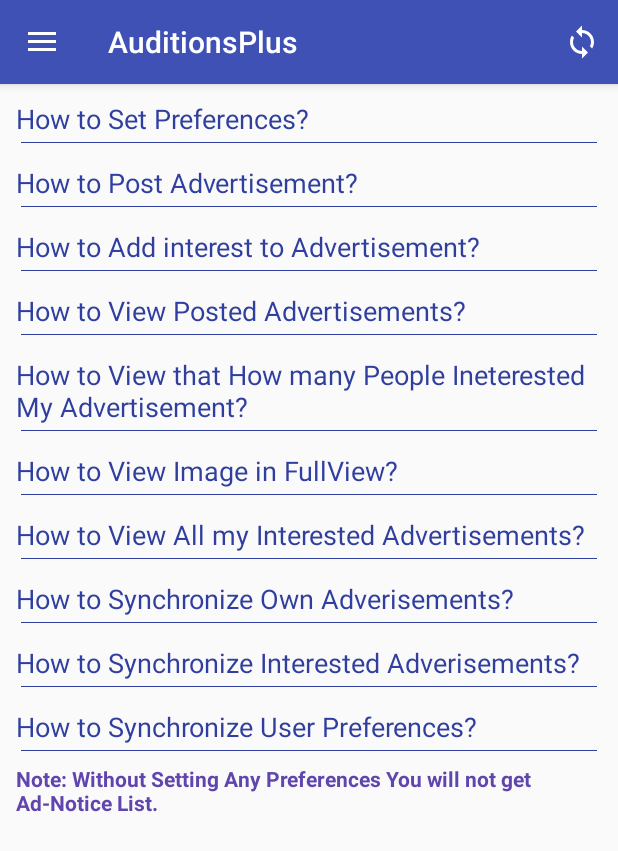
After one commit to DigywoodTechnologies/CineAuditions, an Android app: the fragment HelpFragment placed in its activity, on a phone screen of 412 x 824 dp. The commit adds this screen. Shown: the top 851 px of the screen. Run offline under Robolectric (Android 15) with nearby library versions, the phone set to English and light mode, and no system bars.

Commit message:
All Changes 2018-02-19

```diff
--- /dev/null
+++ b/app/src/main/java/com/digywood/cineauditions/Adapters/FAQAdapter.java
@@ -0,0 +1,115 @@
+package com.digywood.cineauditions.Adapters;
+
+import android.content.Context;
+import android.os.CountDownTimer;
+import android.support.v7.widget.RecyclerView;
+import android.util.Log;
+import android.view.LayoutInflater;
+import android.view.View;
+import android.view.ViewGroup;
+import android.view.animation.Animation;
+import android.widget.TextView;
+import com.digywood.cineauditions.Pojo.SingleFAQ;
+import com.digywood.cineauditions.R;
+
+import org.w3c.dom.Text;
+
+import java.util.ArrayList;
+import java.util.List;
+
+/**
+ * Created by prasa on 2018-02-19.
+ */
+
+public class FAQAdapter extends RecyclerView.Adapter<FAQAdapter.MyViewHolder>{
+
+    private List<SingleFAQ> faqList;
+    Context mycontext;
+    private Animation animationUp;
+    private Animation animationDown;
+    private final int COUNTDOWN_RUNNING_TIME = 300;
+    private ArrayList<String> chknumberList=new ArrayList<>();
+
+    public class MyViewHolder extends RecyclerView.ViewHolder {
+        public TextView tv_ques,tv_answ;
+
+        public MyViewHolder(View view) {
+            super(view);
+            tv_ques =view.findViewById(R.id.tv_question);
+            tv_answ = view.findViewById(R.id.tv_answer);
+        }
+    }
+
+
+    public FAQAdapter(List<SingleFAQ> qaList,Context c,Animation animup,Animation animdown) {
+        this.faqList = qaList;
+        this.mycontext=c;
+        this.animationUp=animup;
+        this.animationDown=animdown;
+    }
+
+
+    public void updateList(List<SingleFAQ> list){
+        faqList = list;
+        notifyDataSetChanged();
+    }
+
+    public FAQAdapter.MyViewHolder onCreateViewHolder(ViewGroup parent, int viewType) {
+        View itemView = LayoutInflater.from(parent.getContext()).inflate(R.layout.activity_faqitem, parent, false);
+        return new FAQAdapter.MyViewHolder(itemView);
+    }
+
+    @Override
+    public void onBindViewHolder(final FAQAdapter.MyViewHolder holder, final int position) {
+        final SingleFAQ singleFAQ = faqList.get(position);
+
+        try {
+            holder.tv_ques.setText(singleFAQ.getQues());
+            holder.tv_answ.setText(singleFAQ.getAnws());
+
+            holder.tv_ques.setOnClickListener(new View.OnClickListener() {
+                @Override
+                public void onClick(View v) {
+
+                    if (holder.tv_answ.isShown()) {
+                        holder.tv_answ.startAnimation(animationUp);
+
+                        CountDownTimer countDownTimerStatic = new CountDownTimer(COUNTDOWN_RUNNING_TIME,16) {
+                            @Override
+                            public void onTick(long millisUntilFinished) {
+                            }
+
+                            @Override
+                            public void onFinish() {
+                                holder.tv_answ.setVisibility(View.GONE);
+                            }
+                        };
+                        countDownTimerStatic.start();
+
+                    } else {
+                        holder.tv_answ.setVisibility(View.VISIBLE);
+                        holder.tv_answ.startAnimation(animationDown);
+
+                    }
+
+                }
+            });
+
+
+        }catch (Exception e){
+            e.printStackTrace();
+        }
+
+    }
+
+    public ArrayList<String> getNumberList() {
+        notifyDataSetChanged();
+        return chknumberList;
+
+    }
+
+    public int getItemCount() {
+        return faqList.size();
+    }
+
+}
--- /dev/null
+++ b/app/src/main/java/com/digywood/cineauditions/Fragments/HelpFragment.java
@@ -0,0 +1,156 @@
+package com.digywood.cineauditions.Fragments;
+
+import android.content.Context;
+import android.content.DialogInterface;
+import android.content.Intent;
+import android.net.Uri;
+import android.os.Bundle;
+import android.os.CountDownTimer;
+import android.support.v4.app.Fragment;
+import android.support.v7.app.AlertDialog;
+import android.support.v7.widget.DefaultItemAnimator;
+import android.support.v7.widget.LinearLayoutManager;
+import android.support.v7.widget.RecyclerView;
+import android.util.Log;
+import android.view.LayoutInflater;
+import android.view.View;
+import android.view.ViewGroup;
+import android.view.animation.Animation;
+import android.view.animation.AnimationUtils;
+import android.widget.TextView;
+
+import com.digywood.cineauditions.Adapters.CandidateAdapter;
+import com.digywood.cineauditions.Adapters.FAQAdapter;
+import com.digywood.cineauditions.DBHelper.DBHelper;
+import com.digywood.cineauditions.FullscreenActivity;
+import com.digywood.cineauditions.Pojo.SingleFAQ;
+import com.digywood.cineauditions.R;
+
+import java.util.ArrayList;
+import java.util.Arrays;
+import java.util.List;
+
+/**
+ * Created by prasa on 2018-02-19.
+ */
+
+public class HelpFragment extends Fragment{
+
+    private SettingsFragment.OnFragmentInteractionListener mListener;
+    private static final String ARG_PARAM1 = "param1";
+    private static final String ARG_PARAM2 = "param2";
+
+    private Animation animationUp;
+    private Animation animationDown;
+    private final int COUNTDOWN_RUNNING_TIME = 300;
+
+    TextView tv_q1,tv_a1;
+    FAQAdapter faqAdp;
+    ArrayList<SingleFAQ> faqList=new ArrayList<>();
+    RecyclerView rv_listoffaqs;
+
+    // TODO: Rename and change types of parameters
+    private String mParam1;
+    private String mParam2;
+
+    public HelpFragment() {
+        // Required empty public constructor
+    }
+
+    /**
+     * Use this factory method to create a new instance of
+     * this fragment using the provided parameters.
+     *
+     * @param param1 Parameter 1.
+     * @param param2 Parameter 2.
+     * @return A new instance of fragment SettingsFragment.
+     */
+    // TODO: Rename and change types and number of parameters
+    public static HelpFragment newInstance(String param1, String param2) {
+        HelpFragment fragment = new HelpFragment();
+        Bundle args = new Bundle();
+        args.putString(ARG_PARAM1, param1);
+        args.putString(ARG_PARAM2, param2);
+        fragment.setArguments(args);
+        return fragment;
+    }
+
+    @Override
+    public void onCreate(Bundle savedInstanceState) {
+        super.onCreate(savedInstanceState);
+        if (getArguments() != null) {
+            mParam1 = getArguments().getString(ARG_PARAM1);
+            mParam2 = getArguments().getString(ARG_PARAM2);
+        }
+    }
+
+    @Override
+    public View onCreateView(LayoutInflater inflater, ViewGroup container,
+                             Bundle savedInstanceState) {
+        // Inflate the layout for this fragment
+        View view = inflater.inflate(R.layout.activity_help, container, false);
+        rv_listoffaqs=view.findViewById(R.id.rv_listoffaqs);
+//        tv_a1=view.findViewById(R.id.tv_a1);
+        animationUp = AnimationUtils.loadAnimation(getActivity(),R.anim.slideup);
+        animationDown = AnimationUtils.loadAnimation(getActivity(),R.anim.slidedown);
+        String[] Ques = getResources().getStringArray(R.array.Questions);
+        String[] Answ = getResources().getStringArray(R.array.Answers);
+
+        List<String> quesList = Arrays.asList(Ques);
+        List<String> ansList = Arrays.asList(Answ);
+
+        for (int i=0;i<quesList.size();i++){
+
+            faqList.add(new SingleFAQ(quesList.get(i),ansList.get(i)));
+        }
+
+        faqAdp = new FAQAdapter(faqList,getActivity(),animationUp,animationDown);
+        final RecyclerView.LayoutManager myLayoutManager = new LinearLayoutManager(getActivity(),LinearLayoutManager.VERTICAL,false);
+        rv_listoffaqs.setLayoutManager(myLayoutManager);
+        rv_listoffaqs.setItemAnimator(new DefaultItemAnimator());
+        rv_listoffaqs.setAdapter(faqAdp);
+
+        return view;
+    }
+
+    // TODO: Rename method, update argument and hook method into UI event
+    public void onButtonPressed(Uri uri) {
+        if (mListener != null) {
+            mListener.onFragmentInteraction(uri);
+        }
+    }
+
+    @Override
+    public void onAttach(Context context) {
+        super.onAttach(context);
+        /*if (context instanceof OnFragmentInteractionListener) {
+            mListener = (OnFragmentInteractionListener) context;
+        } else {
+            throw new RuntimeException(context.toString()
+                    + " must implement OnFragmentInteractionListener");
+        }*/
+    }
+
+    @Override
+    public void onDetach() {
+        super.onDetach();
+        mListener = null;
+    }
+
+    /**
+     * This interface must be implemented by activities that contain this
+     * fragment to allow an interaction in this fragment to be communicated
+     * to the activity and potentially other fragments contained in that
+     * activity.
+     * <p>
+     * See the Android Training lesson <a href=
+     * "http://developer.android.com/training/basics/fragments/communicating.html"
+     * >Communicating with Other Fragments</a> for more information.
+     */
+    public interface OnFragmentInteractionListener {
+        // TODO: Update argument type and name
+        void onFragmentInteraction(Uri uri);
+    }
+
+
+}
--- a/app/src/main/java/com/digywood/cineauditions/LandingActivity.java
+++ b/app/src/main/java/com/digywood/cineauditions/LandingActivity.java
@@ -32,6 +32,7 @@ import com.digywood.cineauditions.AsyncTasks.AsyncCheckInternet;
 import com.digywood.cineauditions.AsyncTasks.BagroundTask;
 import com.digywood.cineauditions.AsyncTasks.DownloadFileAsync;
 import com.digywood.cineauditions.DBHelper.DBHelper;
+import com.digywood.cineauditions.Fragments.HelpFragment;
 import com.digywood.cineauditions.Fragments.InterestsFragment;
 import com.digywood.cineauditions.Fragments.ItemsFragment;
 import com.digywood.cineauditions.Fragments.ListOfAdvtsFragment;
@@ -69,12 +70,13 @@ public class LandingActivity extends AppCompatActivity {
     public static int navItemIndex = 0;
 
     // tags used to attach the fragments
-    private static final String TAG_NOTICE_LIST = "notice list";
-    private static final String TAG_POST_ADVT = "post advertisement";
-    private static final String TAG_PUBLISH = "publish";
-    private static final String TAG_LOGOUT = "logout";
-    private static final String TAG_ORDERS_DATA = "orders data";
-    private static final String TAG_SETTINGS = "settings";
+    private static final String TAG_NOTICE_LIST = "Notice List";
+    private static final String TAG_POST_ADVT = "Post Advertisement";
+    private static final String TAG_PUBLISH = "Publish";
+    private static final String TAG_LOGOUT = "Logout";
+    private static final String TAG_ORDERS_DATA = "Orders Data";
+    private static final String TAG_SETTINGS = "Settings";
+    private static final String TAG_HELP = "Help";
     public static String CURRENT_TAG = TAG_NOTICE_LIST;
 
     private Handler mHandler;
@@ -116,15 +118,15 @@ public class LandingActivity extends AppCompatActivity {
         }
 
         dbHelper = new DBHelper(this);
-        toolbar = (Toolbar) findViewById(R.id.toolbar);
+        toolbar = findViewById(R.id.toolbar);
         setSupportActionBar(toolbar);
         mHandler = new Handler();
-        drawer = (DrawerLayout)findViewById(R.id.drawer_layout);
-        navigationView = (NavigationView) findViewById(R.id.nav_view);
+        drawer = findViewById(R.id.drawer_layout);
+        navigationView = findViewById(R.id.nav_view);
         activityTitles = getResources().getStringArray(R.array.nav_item_activity_titles);
         myTypeface1 = Typeface.createFromAsset(getAssets(), "fonts/Raleway-Medium.ttf");
-        userName = (TextView)navigationView.getHeaderView(0).findViewById(R.id.nav_userName);
-        userEmail = (TextView)navigationView.getHeaderView(0).findViewById(R.id.nav_userEmail);
+        userName = navigationView.getHeaderView(0).findViewById(R.id.nav_userName);
+        userEmail = navigationView.getHeaderView(0).findViewById(R.id.nav_userEmail);
 
         user= dbHelper.getProducer(phno);
         if(user!=null){
@@ -241,6 +243,9 @@ public class LandingActivity extends AppCompatActivity {
             case 4:
                 SettingsFragment settingsFragment = new SettingsFragment();
                 return settingsFragment;
+            case 5:
+                HelpFragment helpFragment= new HelpFragment();
+                return helpFragment;
 //                builder.create();
                 /*Intent intent = new Intent(LandingActivity.this, SettingsActivity.class);
                 intent.putExtra("phno", phno);
@@ -306,7 +311,10 @@ public class LandingActivity extends AppCompatActivity {
                     case R.id.nav_settings:
                         navItemIndex = 4;
                         CURRENT_TAG = TAG_SETTINGS;
-                        Log.e("LandingActivity--->","this");
+                        break;
+                    case R.id.nav_help:
+                        navItemIndex = 5;
+                        CURRENT_TAG = TAG_HELP;
                         break;
                     default:
                         navItemIndex = 0;
--- /dev/null
+++ b/app/src/main/java/com/digywood/cineauditions/Pojo/SingleFAQ.java
@@ -0,0 +1,36 @@
+package com.digywood.cineauditions.Pojo;
+
+/**
+ * Created by prasa on 2018-02-19.
+ */
+
+public class SingleFAQ {
+
+    private String ques,anws;
+
+    public SingleFAQ(){
+
+    }
+
+    public SingleFAQ(String ques,String ans){
+        this.ques=ques;
+        this.anws=ans;
+
+    }
+
+    public String getQues() {
+        return ques;
+    }
+
+    public void setQues(String ques) {
+        this.ques = ques;
+    }
+
+    public String getAnws() {
+        return anws;
+    }
+
+    public void setAnws(String anws) {
+        this.anws = anws;
+    }
+}
--- /dev/null
+++ b/app/src/main/res/layout/activity_faqitem.xml
@@ -0,0 +1,30 @@
+<?xml version="1.0" encoding="utf-8"?>
+<LinearLayout
+    xmlns:android="http://schemas.android.com/apk/res/android"
+    android:layout_width="match_parent"
+    android:layout_height="wrap_content"
+    android:orientation="vertical"
+    android:layout_margin="5dp">
+
+    <TextView
+        android:id="@+id/tv_question"
+        android:layout_width="match_parent"
+        android:layout_height="wrap_content"
+        android:hint="hii"
+        android:textSize="18sp"
+        android:textColor="@color/colorPrimaryDark" />
+
+    <TextView
+        android:id="@+id/tv_answer"
+        android:layout_width="match_parent"
+        android:layout_height="wrap_content"
+        android:visibility="gone"
+        android:textColor="#000000" />
+
+    <View
+        android:layout_width="fill_parent"
+        android:layout_height="0.1dip"
+        android:layout_margin="3dp"
+        android:background="@color/colorPrimaryDark"/>
+
+</LinearLayout>
--- a/app/src/main/res/layout/activity_fullscreen.xml
+++ b/app/src/main/res/layout/activity_fullscreen.xml
@@ -9,8 +9,8 @@
 
     <ImageView
         android:id="@+id/iv_logo"
-        android:layout_width="250dp"
-        android:layout_height="250dp"
+        android:layout_width="200dp"
+        android:layout_height="200dp"
         android:layout_centerHorizontal="true"
         android:src="@drawable/audition"/>
 
@@ -27,7 +27,7 @@
         android:layout_width="match_parent"
         android:layout_height="match_parent"
         android:layout_below="@+id/appName"
-        android:layout_marginTop="50dp"
+        android:layout_marginTop="15dp"
         android:layout_centerHorizontal="true"
         android:orientation="vertical">
 
--- /dev/null
+++ b/app/src/main/res/layout/activity_help.xml
@@ -0,0 +1,44 @@
+<?xml version="1.0" encoding="utf-8"?>
+<LinearLayout xmlns:android="http://schemas.android.com/apk/res/android"
+    android:orientation="vertical"
+    android:layout_width="match_parent"
+    android:layout_height="match_parent"
+    android:layout_margin="5dp">
+
+    <ScrollView
+        android:layout_width="match_parent"
+        android:layout_height="match_parent">
+
+        <LinearLayout
+            android:layout_width="match_parent"
+            android:layout_height="match_parent"
+            android:orientation="vertical">
+
+            <LinearLayout
+                android:layout_width="match_parent"
+                android:layout_height="match_parent"
+                android:orientation="vertical">
+
+                <android.support.v7.widget.RecyclerView
+                    android:id="@+id/rv_listoffaqs"
+                    android:layout_width="match_parent"
+                    android:layout_height="wrap_content"
+                    android:scrollbars="vertical"
+                    >
+                </android.support.v7.widget.RecyclerView>
+
+            </LinearLayout>
+
+
+            <TextView
+                android:layout_width="match_parent"
+                android:layout_height="wrap_content"
+                android:text="@string/Note"
+                android:textColor="#FF6145AE"
+                android:layout_marginLeft="5dp"
+                android:textStyle="bold" />
+
+        </LinearLayout>
+    </ScrollView>
+
+</LinearLayout>
--- a/app/src/main/res/menu/activity_landing_drawer.xml
+++ b/app/src/main/res/menu/activity_landing_drawer.xml
@@ -18,7 +18,7 @@
 
         <item
             android:id="@+id/nav_interestedads"
-            android:icon="@drawable/ic_suggestion"
+            android:icon="@drawable/interestedicon"
             android:title="Interested Ads" />
 
         <item
@@ -26,10 +26,10 @@
             android:icon="@drawable/ic_settings_black_24dp"
             android:title="@string/nav_settings" />
 
-<!--        <item
-            android:id="@+id/nav_logout"
-            android:icon="@drawable/ic_power_settings_new_black_24dp"
-            android:title="Logout"/>-->
+        <item
+            android:id="@+id/nav_help"
+            android:icon="@drawable/faq"
+            android:title="FAQ"/>
     </group>
 
 </menu>
--- a/app/src/main/res/values/strings.xml
+++ b/app/src/main/res/values/strings.xml
@@ -31,6 +31,29 @@
     <string name="dialog_title">Logout</string>
     <string name="dialog_message">Are you sure?</string>
 
+    <string name="Note">Note: Without Setting Any Preferences You will not get Ad-Notice List.</string>
+
+    <string name="Q1">How to Set Preferences?</string>
+    <string name="Q2">How to Post Advertisement?</string>
+    <string name="Q3">How to Add interest to Advertisement?</string>
+    <string name="Q4">How to View Posted Advertisements?</string>
+    <string name="Q5">How to View that How many People Ineterested My Advertisement?</string>
+    <string name="Q6">How to View Image in FullView?</string>
+    <string name="Q7">How to View All my Interested Advertisements?</string>
+    <string name="Q8">How to Synchronize Own Adverisements?</string>
+    <string name="Q9">How to Synchronize Interested Adverisements?</string>
+    <string name="Q10">How to Synchronize User Preferences?</string>
+
+    <string name="A1">Navigate to Set Preferences Screen Check Your Preferred Categories and Click on Submit. Once you Set Your Preferences You will get Ad Notices based on Your Preferences</string>
+    <string name="A2">Navigate to Post Advertisment Screen Tap "'+'" to Post Your Advertisement</string>
+    <string name="A3">View Advertisement from List of Notices and Check Interested CheckBox,and Add Comment and Submit</string>
+    <string name="A4">Navigate to Post Advertisment Screen,You can see posted Ads And also Sync All post by using Sync Button on the Top-Right Corner</string>
+    <string name="A5">Click on Advertisement from List of OwnAds and Click ViewInterested Button</string>
+    <string name="A6">Navigate to Advertisement View,Click on Image</string>
+    <string name="A7">Navigate to Ineterested Ads Screen,You can see Interested Ads And also Sync All post by using Sync Button on the Top-Right Corner</string>
+    <string name="A8">Navigate to Set Preferences Screen and Synchronize using Sync Button on the Top-Right Corner</string>
+    <string name="A9">Navigate to Post Advertisment Screen and Synchronize using Sync Button on the Top-Right Corner</string>
+    <string name="A10">Navigate to Ineterested Ads Screen and Synchronize using Sync Button on the Top-Right Corner</string>
 
     <string name="gps_link"><u>Get location throw GPS Link</u></string>
 
@@ -50,8 +73,47 @@
         <item>Set Preferences</item>
         <item>InterestedAds</item>
         <item>Settings</item>
-        <!--<item>Logout</item>-->
+        <item>Help</item>
         <!--<item>Orders Data</item>-->
+    </string-array>
+
+    <string-array name="Questions">
+        <item>How to Set Preferences?</item>
+        <item>How to Post Advertisement?</item>
+        <item>How to Add interest to Advertisement?</item>
+        <item>How to View Posted Advertisements?</item>
+        <item>How to View that How many People Ineterested My Advertisement?</item>
+        <item>How to View Image in FullView?</item>
+        <item>How to View All my Interested Advertisements?</item>
+        <item>How to Synchronize Own Adverisements?</item>
+        <item>How to Synchronize Interested Adverisements?</item>
+        <item>How to Synchronize User Preferences?</item>
+    </string-array>
+
+    <string-array name="Questions20">
+        <item>How to Set Preferences?</item>
+        <item>How to Post Advertisement?</item>
+        <item>How to Add interest to Advertisement?</item>
+        <item>How to View Posted Advertisements?</item>
+        <item>How to View that How many People Ineterested My Advertisement?</item>
+        <item>How to View Image in FullView?</item>
+        <item>How to View All my Interested Advertisements?</item>
+        <item>How to Synchronize Own Adverisements?</item>
+        <item>How to Synchronize Interested Adverisements?</item>
+        <item>How to Synchronize User Preferences?</item>
+    </string-array>
+
+    <string-array name="Answers">
+        <item>Navigate to Set Preferences Screen Check Your Preferred Categories and Click on Submit. \n Once you Set Your Preferences You will get Ad Notices based on Your Preferences</item>
+        <item>Navigate to Post Advertisment Screen Tap "'+'" to Post Your Advertisement</item>
+        <item>View Advertisement from List of Notices and Check Interested CheckBox,and Add Comment and Submit</item>
+        <item>Navigate to Post Advertisment Screen,You can see posted Ads And also Sync All post by using Sync Button on the Top-Right Corner</item>
+        <item>Click on Advertisement from List of OwnAds and Click ViewInterested Button</item>
+        <item>Navigate to Advertisement View,Click on Image</item>
+        <item>Navigate to Ineterested Ads Screen,You can see Interested Ads And also Sync All post by using Sync Button on the Top-Right Corner</item>
+        <item>Navigate to Set Preferences Screen and Synchronize using Sync Button on the Top-Right Corner</item>
+        <item>Navigate to Post Advertisment Screen and Synchronize using Sync Button on the Top-Right Corner</item>
+        <item>Navigate to Ineterested Ads Screen and Synchronize using Sync Button on the Top-Right Corner</item>
     </string-array>
 
     <string name="title_activity_main2">Main2Activity</string>
```
Also changed, not shown: app/src/main/java/com/digywood/cineauditions/DBHelper/DBHelper.java (+4 -4 lines), app/src/main/res/anim/slidedown.xml (added, +13 -0 lines), app/src/main/res/anim/slideup.xml (added, +13 -0 lines), app/src/main/res/drawable/faq.png (added), app/src/main/res/drawable/interestedicon.png (added).
